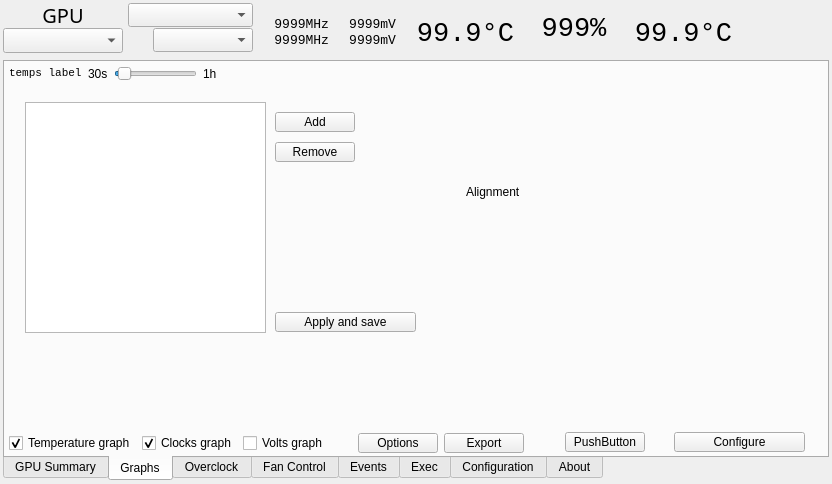
Above: radeon-profile/radeon_profile.ui from marazmista/radeon-profile before the change. Below: the same form after it.
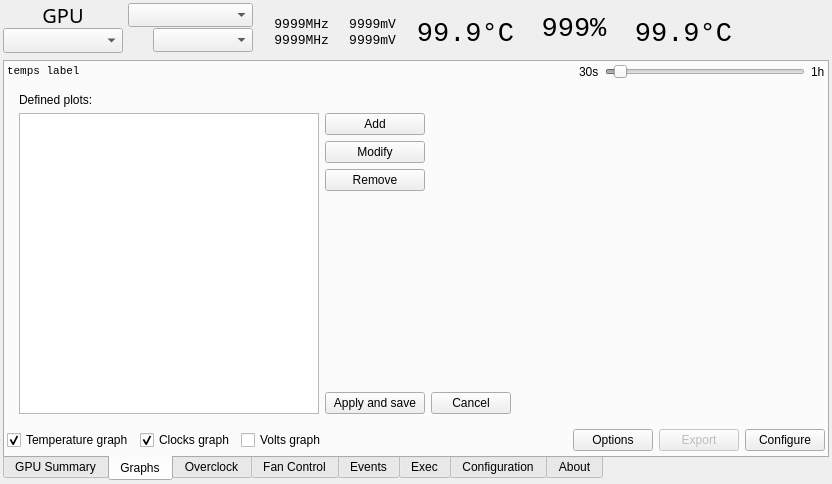
That is the form after the change. The open tabs and pages were chosen to show the change. Icons and pictures are not drawn. Custom widgets are drawn as their Qt base class.

Commit message: wip plots definitions

What changed in the file:
```diff
--- a/radeon-profile/radeon_profile.ui
+++ b/radeon-profile/radeon_profile.ui
@@ -901,123 +901,24 @@
        <attribute name="title">
         <string>Graphs</string>
        </attribute>
-       <widget class="QFrame" name="frame">
-        <property name="geometry">
-         <rect>
-          <x>4</x>
-          <y>371</y>
-          <width>515</width>
-          <height>20</height>
-         </rect>
+       <layout class="QVBoxLayout" name="verticalLayout_21">
+        <property name="spacing">
+         <number>2</number>
         </property>
-        <property name="maximumSize">
-         <size>
-          <width>16777215</width>
-          <height>20</height>
-         </size>
-        </property>
-        <layout class="QGridLayout" name="gridLayout">
          <property name="leftMargin">
-          <number>0</number>
+         <number>2</number>
          </property>
          <property name="topMargin">
-          <number>0</number>
+         <number>2</number>
          </property>
          <property name="rightMargin">
-          <number>0</number>
+         <number>2</number>
          </property>
          <property name="bottomMargin">
-          <number>0</number>
-         </property>
-         <item row="0" column="4">
-          <widget class="QPushButton" name="btn_options">
-           <property name="toolTip">
-            <string>Reset min max temps and graphs scale</string>
-           </property>
-           <property name="text">
-            <string>Options</string>
-           </property>
-          </widget>
-         </item>
-         <item row="0" column="1">
-          <widget class="QCheckBox" name="cb_showFreqGraph">
-           <property name="sizePolicy">
-            <sizepolicy hsizetype="Minimum" vsizetype="Fixed">
-             <horstretch>0</horstretch>
-             <verstretch>0</verstretch>
-            </sizepolicy>
-           </property>
-           <property name="text">
-            <string>Clocks graph</string>
-           </property>
-           <property name="checked">
-            <bool>true</bool>
-           </property>
-          </widget>
-         </item>
-         <item row="0" column="3">
-          <spacer name="horizontalSpacer">
-           <property name="orientation">
-            <enum>Qt::Horizontal</enum>
-           </property>
-           <property name="sizeType">
-            <enum>QSizePolicy::Expanding</enum>
-           </property>
-           <property name="sizeHint" stdset="0">
-            <size>
-             <width>40</width>
-             <height>20</height>
-            </size>
-           </property>
-          </spacer>
-         </item>
-         <item row="0" column="2">
-          <widget class="QCheckBox" name="cb_showVoltsGraph">
-           <property name="sizePolicy">
-            <sizepolicy hsizetype="Minimum" vsizetype="Fixed">
-             <horstretch>0</horstretch>
-             <verstretch>0</verstretch>
-            </sizepolicy>
-           </property>
-           <property name="text">
-            <string>Volts graph</string>
-           </property>
-          </widget>
-         </item>
-         <item row="0" column="0">
-          <widget class="QCheckBox" name="cb_showTempsGraph">
-           <property name="sizePolicy">
-            <sizepolicy hsizetype="Minimum" vsizetype="Fixed">
-             <horstretch>0</horstretch>
-             <verstretch>0</verstretch>
-            </sizepolicy>
-           </property>
-           <property name="text">
-            <string>Temperature graph</string>
-           </property>
-           <property name="checked">
-            <bool>true</bool>
-           </property>
-          </widget>
-         </item>
-         <item row="0" column="5">
-          <widget class="QPushButton" name="btn_export">
-           <property name="text">
-            <string>Export</string>
-           </property>
-          </widget>
-         </item>
-        </layout>
-       </widget>
+         <number>2</number>
+        </property>
+        <item>
        <widget class="QFrame" name="frame_2">
-        <property name="geometry">
-         <rect>
-          <x>4</x>
-          <y>4</y>
-          <width>208</width>
-          <height>16</height>
-         </rect>
-        </property>
         <property name="maximumSize">
          <size>
           <width>16777215</width>
@@ -1039,6 +940,9 @@
          </property>
          <item row="0" column="2">
           <widget class="QSlider" name="timeSlider">
+             <property name="enabled">
+              <bool>false</bool>
+             </property>
            <property name="sizePolicy">
             <sizepolicy hsizetype="MinimumExpanding" vsizetype="Fixed">
              <horstretch>0</horstretch>
@@ -1112,14 +1016,14 @@
          </item>
         </layout>
        </widget>
+        </item>
+        <item>
        <widget class="QStackedWidget" name="stack_plots">
-        <property name="geometry">
-         <rect>
-          <x>0</x>
-          <y>20</y>
-          <width>811</width>
-          <height>351</height>
-         </rect>
+          <property name="frameShape">
+           <enum>QFrame::NoFrame</enum>
+          </property>
+          <property name="frameShadow">
+           <enum>QFrame::Raised</enum>
         </property>
         <property name="currentIndex">
          <number>2</number>
@@ -1159,124 +1063,288 @@
          </layout>
         </widget>
         <widget class="QWidget" name="pagePlots">
-         <layout class="QVBoxLayout" name="verticalLayout_21">
-          <item>
-           <layout class="QGridLayout" name="grid_plots"/>
+           <layout class="QGridLayout" name="gridLayout_15">
+            <item row="0" column="0">
+             <layout class="QGridLayout" name="grid_plots">
+              <property name="spacing">
+               <number>2</number>
+              </property>
+             </layout>
           </item>
          </layout>
         </widget>
         <widget class="QWidget" name="pagePlotsConfig">
-         <widget class="QListWidget" name="list_plotDefinitions">
-          <property name="geometry">
-           <rect>
-            <x>20</x>
-            <y>20</y>
-            <width>241</width>
-            <height>231</height>
-           </rect>
-          </property>
-         </widget>
-         <widget class="QPushButton" name="btn_addPlotDefinition">
-          <property name="geometry">
-           <rect>
-            <x>270</x>
-            <y>30</y>
-            <width>80</width>
-            <height>20</height>
-           </rect>
-          </property>
-          <property name="text">
-           <string>Add</string>
-          </property>
-         </widget>
+           <layout class="QHBoxLayout" name="horizontalLayout_15">
+            <property name="leftMargin">
+             <number>2</number>
+            </property>
+            <property name="topMargin">
+             <number>2</number>
+            </property>
+            <property name="rightMargin">
+             <number>2</number>
+            </property>
+            <property name="bottomMargin">
+             <number>2</number>
+            </property>
+            <item>
+             <layout class="QGridLayout" name="gridLayout_6">
+              <property name="leftMargin">
+               <number>10</number>
+              </property>
+              <property name="topMargin">
+               <number>10</number>
+              </property>
+              <property name="rightMargin">
+               <number>10</number>
+              </property>
+              <property name="bottomMargin">
+               <number>10</number>
+              </property>
+              <item row="3" column="1">
          <widget class="QPushButton" name="btn_removePlotDefinition">
-          <property name="geometry">
-           <rect>
-            <x>270</x>
-            <y>60</y>
-            <width>80</width>
-            <height>20</height>
-           </rect>
+                <property name="maximumSize">
+                 <size>
+                  <width>16777215</width>
+                  <height>25</height>
+                 </size>
           </property>
           <property name="text">
            <string>Remove</string>
           </property>
          </widget>
+              </item>
+              <item row="4" column="1">
+               <spacer name="verticalSpacer">
+                <property name="orientation">
+                 <enum>Qt::Vertical</enum>
+                </property>
+                <property name="sizeHint" stdset="0">
+                 <size>
+                  <width>20</width>
+                  <height>40</height>
+                 </size>
+                </property>
+               </spacer>
+              </item>
+              <item row="2" column="1">
+               <widget class="QPushButton" name="btn_modifyPlotDefinition">
+                <property name="maximumSize">
+                 <size>
+                  <width>16777215</width>
+                  <height>25</height>
+                 </size>
+                </property>
+                <property name="text">
+                 <string>Modify</string>
+                </property>
+               </widget>
+              </item>
+              <item row="0" column="0">
+               <widget class="QLabel" name="label_20">
+                <property name="text">
+                 <string>Defined plots:</string>
+                </property>
+               </widget>
+              </item>
+              <item row="5" column="1">
          <widget class="QPushButton" name="btn_applySavePlotsDefinitons">
-          <property name="geometry">
-           <rect>
-            <x>270</x>
-            <y>230</y>
-            <width>141</width>
-            <height>20</height>
-           </rect>
+                <property name="minimumSize">
+                 <size>
+                  <width>100</width>
+                  <height>0</height>
+                 </size>
+                </property>
+                <property name="maximumSize">
+                 <size>
+                  <width>16777215</width>
+                  <height>25</height>
+                 </size>
           </property>
           <property name="text">
            <string>Apply and save</string>
           </property>
          </widget>
-         <widget class="QWidget" name="widget_4" native="true">
-          <property name="geometry">
-           <rect>
-            <x>450</x>
-            <y>30</y>
-            <width>301</width>
-            <height>161</height>
-           </rect>
-          </property>
-          <layout class="QVBoxLayout" name="verticalLayout_22">
-           <item>
-            <widget class="QLabel" name="label_20">
-             <property name="minimumSize">
+              </item>
+              <item row="4" column="3">
+               <spacer name="horizontalSpacer_8">
+                <property name="orientation">
+                 <enum>Qt::Horizontal</enum>
+                </property>
+                <property name="sizeHint" stdset="0">
               <size>
-               <width>0</width>
-               <height>0</height>
-              </size>
-             </property>
+                  <width>40</width>
+                  <height>20</height>
+                 </size>
+                </property>
+               </spacer>
+              </item>
+              <item row="1" column="1">
+               <widget class="QPushButton" name="btn_addPlotDefinition">
              <property name="maximumSize">
               <size>
                <width>16777215</width>
-               <height>18</height>
+                  <height>25</height>
               </size>
              </property>
              <property name="text">
-              <string>Alignment</string>
+                 <string>Add</string>
              </property>
             </widget>
            </item>
-           <item>
-            <layout class="QGridLayout" name="gridLayout_6"/>
-           </item>
-          </layout>
-         </widget>
-        </widget>
-       </widget>
+              <item row="1" column="0" rowspan="5">
+               <widget class="QTreeWidget" name="list_plotDefinitions">
+                <property name="maximumSize">
+                 <size>
+                  <width>300</width>
+                  <height>16777215</height>
+                 </size>
+                </property>
+                <property name="indentation">
+                 <number>0</number>
+                </property>
+                <attribute name="headerVisible">
+                 <bool>false</bool>
+                </attribute>
+                <column>
+                 <property name="text">
+                  <string notr="true">1</string>
+                 </property>
+                </column>
+               </widget>
+              </item>
+              <item row="5" column="2">
+               <widget class="QPushButton" name="btn_cancelEditPlots">
+                <property name="maximumSize">
+                 <size>
+                  <width>16777215</width>
+                  <height>25</height>
+                 </size>
+                </property>
+                <property name="text">
+                 <string>Cancel</string>
+                </property>
+               </widget>
+              </item>
+             </layout>
+            </item>
+           </layout>
+          </widget>
+         </widget>
+        </item>
+        <item>
+         <widget class="QFrame" name="frame">
+          <property name="maximumSize">
+           <size>
+            <width>16777215</width>
+            <height>25</height>
+           </size>
+          </property>
+          <layout class="QGridLayout" name="gridLayout">
+           <property name="leftMargin">
+            <number>0</number>
+           </property>
+           <property name="topMargin">
+            <number>0</number>
+           </property>
+           <property name="rightMargin">
+            <number>0</number>
+           </property>
+           <property name="bottomMargin">
+            <number>0</number>
+           </property>
+           <item row="0" column="4">
+            <widget class="QPushButton" name="btn_options">
+             <property name="toolTip">
+              <string>Reset min max temps and graphs scale</string>
+             </property>
+             <property name="text">
+              <string>Options</string>
+             </property>
+            </widget>
+           </item>
+           <item row="0" column="1">
+            <widget class="QCheckBox" name="cb_showFreqGraph">
+             <property name="sizePolicy">
+              <sizepolicy hsizetype="Minimum" vsizetype="Fixed">
+               <horstretch>0</horstretch>
+               <verstretch>0</verstretch>
+              </sizepolicy>
+             </property>
+             <property name="text">
+              <string>Clocks graph</string>
+             </property>
+             <property name="checked">
+              <bool>true</bool>
+             </property>
+            </widget>
+           </item>
+           <item row="0" column="3">
+            <spacer name="horizontalSpacer">
+             <property name="orientation">
+              <enum>Qt::Horizontal</enum>
+             </property>
+             <property name="sizeType">
+              <enum>QSizePolicy::Expanding</enum>
+             </property>
+             <property name="sizeHint" stdset="0">
+              <size>
+               <width>40</width>
+               <height>25</height>
+              </size>
+             </property>
+            </spacer>
+           </item>
+           <item row="0" column="2">
+            <widget class="QCheckBox" name="cb_showVoltsGraph">
+             <property name="sizePolicy">
+              <sizepolicy hsizetype="Minimum" vsizetype="Fixed">
+               <horstretch>0</horstretch>
+               <verstretch>0</verstretch>
+              </sizepolicy>
+             </property>
+             <property name="text">
+              <string>Volts graph</string>
+             </property>
+            </widget>
+           </item>
+           <item row="0" column="0">
+            <widget class="QCheckBox" name="cb_showTempsGraph">
+             <property name="sizePolicy">
+              <sizepolicy hsizetype="Minimum" vsizetype="Fixed">
+               <horstretch>0</horstretch>
+               <verstretch>0</verstretch>
+              </sizepolicy>
+             </property>
+             <property name="text">
+              <string>Temperature graph</string>
+             </property>
+             <property name="checked">
+              <bool>true</bool>
+             </property>
+            </widget>
+           </item>
+           <item row="0" column="5">
+            <widget class="QPushButton" name="btn_export">
+             <property name="enabled">
+              <bool>false</bool>
+             </property>
+             <property name="text">
+              <string>Export</string>
+             </property>
+            </widget>
+           </item>
+           <item row="0" column="6">
        <widget class="QPushButton" name="btn_configurePlots">
-        <property name="geometry">
-         <rect>
-          <x>669</x>
-          <y>370</y>
-          <width>131</width>
-          <height>20</height>
-         </rect>
-        </property>
         <property name="text">
          <string>Configure</string>
         </property>
        </widget>
-       <widget class="QPushButton" name="pushButton">
-        <property name="geometry">
-         <rect>
-          <x>560</x>
-          <y>370</y>
-          <width>80</width>
-          <height>20</height>
-         </rect>
-        </property>
-        <property name="text">
-         <string>PushButton</string>
-        </property>
-       </widget>
+           </item>
+          </layout>
+         </widget>
+        </item>
+       </layout>
       </widget>
       <widget class="QWidget" name="overclockTab">
        <attribute name="title">
```
Left out of the diff: 14 changed lines with no effect on the pictures. Lines whose indentation alone changed are shown as unchanged. The commit also changes 12 other files.
